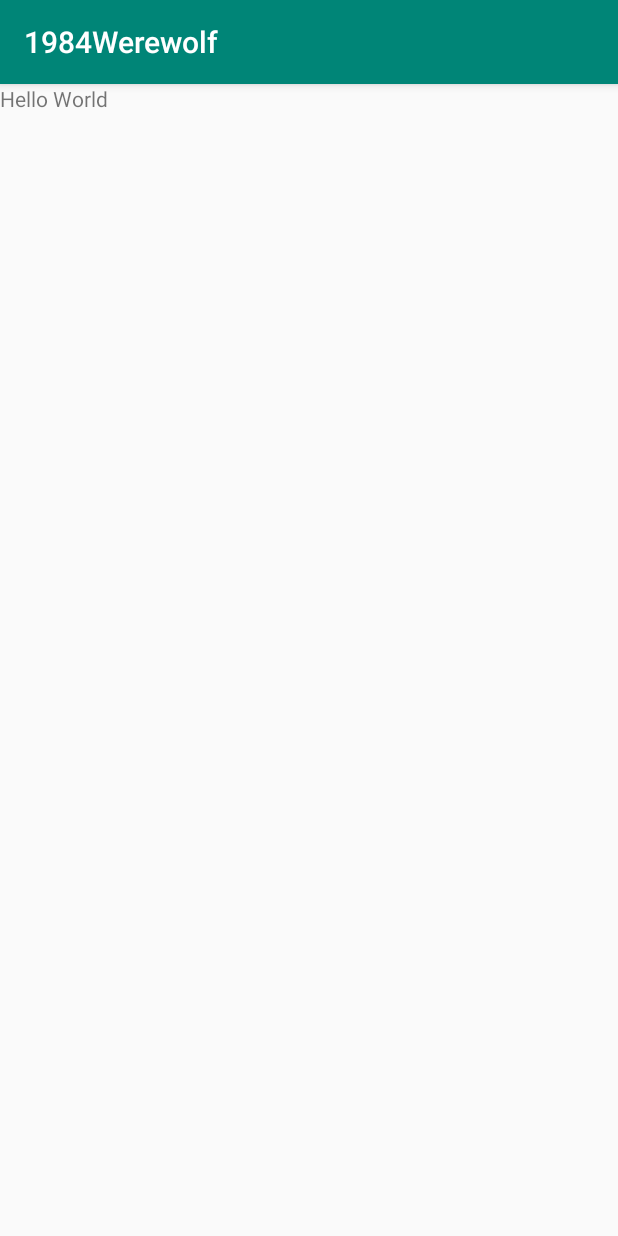
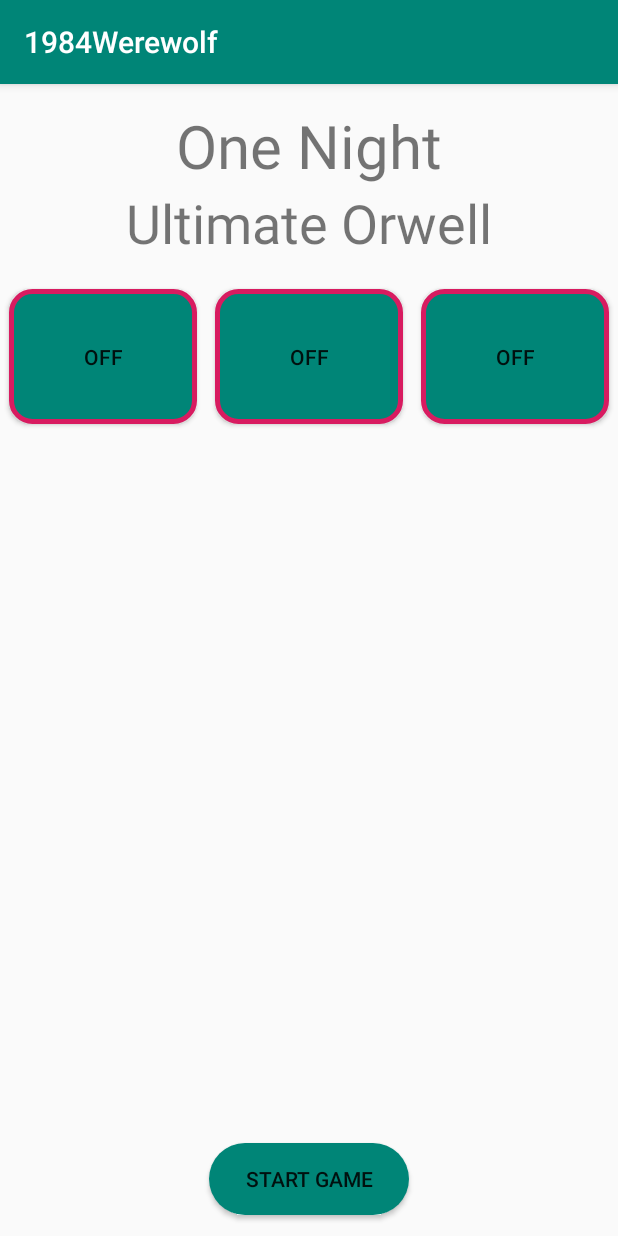
Before and after one commit to bbchristians/1984Werewolf, an Android app: the screen it shows after launch (MainActivity), on a phone screen of 412 x 824 dp. Run offline under Robolectric (Android 15) with nearby library versions, the phone set to English and light mode, and no system bars.

Commit message:
Added initial view

```diff
--- /dev/null
+++ b/app/src/main/java/dev/benchristians/a1984werewolf/RoleSelectView.kt
@@ -0,0 +1,17 @@
+package dev.benchristians.a1984werewolf
+
+import android.content.Context
+import android.util.AttributeSet
+import android.widget.ToggleButton
+
+class RoleSelectView(c: Context, a: AttributeSet): ToggleButton(c,a) {
+
+    fun init() {
+        this.post {
+            this.height = this.width
+        }
+        this.setOnCheckedChangeListener { _, isChecked ->
+            // TODO
+        }
+    }
+}
--- a/app/src/main/java/dev/benchristians/a1984werewolf/SelectConfigFragment.kt
+++ b/app/src/main/java/dev/benchristians/a1984werewolf/SelectConfigFragment.kt
@@ -13,6 +13,17 @@ class SelectConfigFragment: Fragment() {
     override fun onCreateView(inflater: LayoutInflater, container: ViewGroup?, savedInstanceState: Bundle?): View? {
         rootView = inflater.inflate(R.layout.fragment_select_config, container, false)
 
+        // Initialize all buttons
+        this.rootView?.findViewById<ViewGroup>(R.id.role_button_container)?.let { container ->
+            (0 until container.childCount).forEach {
+                (container.getChildAt(it) as? ViewGroup)?.let { child_container ->
+                    (0 until child_container.childCount).forEach {
+                        (container.getChildAt(it) as? RoleSelectView)?.init()
+                    }
+                }
+            }
+        }
+
         return rootView
     }
 
--- /dev/null
+++ b/app/src/main/res/drawable/button.xml
@@ -0,0 +1,11 @@
+<?xml version="1.0" encoding="utf-8"?>
+<layer-list xmlns:android="http://schemas.android.com/apk/res/android">
+
+    <item>
+        <shape android:shape="rectangle">
+            <corners android:radius="24dp"/>
+            <solid android:color="@color/colorPrimary"/>
+        </shape>
+    </item>
+
+</layer-list>
--- /dev/null
+++ b/app/src/main/res/drawable/button_ripple.xml
@@ -0,0 +1,10 @@
+<?xml version="1.0" encoding="utf-8"?>
+<ripple xmlns:android="http://schemas.android.com/apk/res/android"
+        android:color="?android:attr/colorControlHighlight">
+    <item android:id="@android:id/mask">
+        <shape android:shape="rectangle">
+            <solid android:color="#000000" />
+            <corners android:radius="24dp" />
+        </shape>
+    </item> />
+</ripple>
--- /dev/null
+++ b/app/src/main/res/drawable/role_select_button.xml
@@ -0,0 +1,12 @@
+<?xml version="1.0" encoding="utf-8"?>
+<layer-list xmlns:android="http://schemas.android.com/apk/res/android">
+
+    <item>
+        <shape android:shape="rectangle">
+            <corners android:radius="14dp"/>
+            <stroke android:width="3dp" android:color="@color/colorAccent"/>
+            <solid android:color="@color/colorPrimary"/>
+        </shape>
+    </item>
+
+</layer-list>
--- /dev/null
+++ b/app/src/main/res/drawable/role_select_button_ripple.xml
@@ -0,0 +1,10 @@
+<?xml version="1.0" encoding="utf-8"?>
+<ripple xmlns:android="http://schemas.android.com/apk/res/android"
+        android:color="?android:attr/colorControlHighlight">
+    <item android:id="@android:id/mask">
+        <shape android:shape="rectangle">
+            <solid android:color="#000000" />
+            <corners android:radius="14dp" />
+        </shape>
+    </item>
+</ripple>
--- a/app/src/main/res/layout/fragment_select_config.xml
+++ b/app/src/main/res/layout/fragment_select_config.xml
@@ -1,9 +1,103 @@
 <?xml version="1.0" encoding="utf-8"?>
-<LinearLayout xmlns:android="http://schemas.android.com/apk/res/android"
+<RelativeLayout xmlns:android="http://schemas.android.com/apk/res/android"
               android:orientation="vertical"
               android:layout_width="match_parent"
               android:layout_height="match_parent">
 
-    <TextView android:layout_width="match_parent" android:layout_height="match_parent" android:text="Hello World"/>
+    <LinearLayout
+            android:id="@+id/top_text"
+            android:layout_width="match_parent"
+            android:layout_height="wrap_content"
+            android:padding="14dp"
+            android:orientation="vertical">
 
-</LinearLayout>
+        <TextView
+                android:id="@+id/top_text_1"
+                android:layout_width="match_parent"
+                android:layout_height="match_parent"
+                android:textAlignment="center"
+                android:text="@string/config_select_title1"
+                android:textSize="40sp"/>
+
+        <TextView
+                android:id="@+id/top_text_2"
+                android:layout_width="match_parent"
+                android:layout_height="match_parent"
+                android:textAlignment="center"
+                android:text="@string/config_select_title2"
+                android:textSize="36sp"/>
+
+    </LinearLayout>
+
+    <LinearLayout
+            android:id="@+id/role_button_container"
+            android:layout_width="match_parent"
+            android:layout_height="match_parent"
+            android:weightSum="4"
+            android:orientation="vertical"
+            android:layout_below="@id/top_text">
+
+        <LinearLayout
+                android:layout_width="match_parent"
+                android:layout_height="0dp"
+                android:layout_weight="1"
+                android:orientation="horizontal">
+
+            <dev.benchristians.a1984werewolf.RoleSelectView
+                    style="@style/role_select_button"
+                    android:layout_width="0dp"
+                    android:layout_height="90dp"
+                    android:layout_weight="1"/>
+
+            <dev.benchristians.a1984werewolf.RoleSelectView
+                    style="@style/role_select_button"
+                    android:layout_width="0dp"
+                    android:layout_height="90dp"
+                    android:layout_weight="1"/>
+
+            <dev.benchristians.a1984werewolf.RoleSelectView
+                    style="@style/role_select_button"
+                    android:layout_width="0dp"
+                    android:layout_height="90dp"
+                    android:layout_weight="1"/>
+
+        </LinearLayout>
+
+        <LinearLayout
+                android:layout_width="match_parent"
+                android:layout_height="0dp"
+                android:layout_weight="1"
+                android:orientation="horizontal">
+
+        </LinearLayout>
+
+        <LinearLayout
+                android:layout_width="match_parent"
+                android:layout_height="0dp"
+                android:layout_weight="1"
+                android:orientation="horizontal">
+
+        </LinearLayout>
+
+        <LinearLayout
+                android:layout_width="match_parent"
+                android:layout_height="0dp"
+                android:layout_weight="1"
+                android:orientation="horizontal">
+
+        </LinearLayout>
+
+
+    </LinearLayout>
+
+    <Button
+            style="@style/button"
+            android:id="@+id/play_button"
+            android:layout_width="wrap_content"
+            android:layout_margin="14dp"
+            android:gravity="center"
+            android:text="@string/start_game"
+            android:layout_alignParentBottom="true"
+            android:layout_centerHorizontal="true"/>
+
+</RelativeLayout>
--- a/app/src/main/res/values/strings.xml
+++ b/app/src/main/res/values/strings.xml
@@ -1,3 +1,6 @@
 <resources>
     <string name="app_name">1984Werewolf</string>
+    <string name="config_select_title1">One Night</string>
+    <string name="config_select_title2">Ultimate Orwell</string>
+    <string name="start_game">Start Game</string>
 </resources>
--- a/app/src/main/res/values/styles.xml
+++ b/app/src/main/res/values/styles.xml
@@ -8,4 +8,20 @@
         <item name="colorAccent">@color/colorAccent</item>
     </style>
 
+    <style name="button">
+        <item name="android:layout_height">48dp</item>
+        <item name="android:background">@drawable/button</item>
+        <item name="android:foreground">@drawable/button_ripple</item>
+        <item name="android:textSize">14sp</item>
+        <item name="android:textAllCaps">true</item>
+        <item name="android:paddingStart">24dp</item>
+        <item name="android:paddingEnd">24dp</item>
+    </style>
+
+    <style name="role_select_button">
+        <item name="android:background">@drawable/role_select_button</item>
+        <item name="android:foreground">@drawable/role_select_button_ripple</item>
+        <item name="android:layout_margin">6dp</item>
+    </style>
+
 </resources>
```
